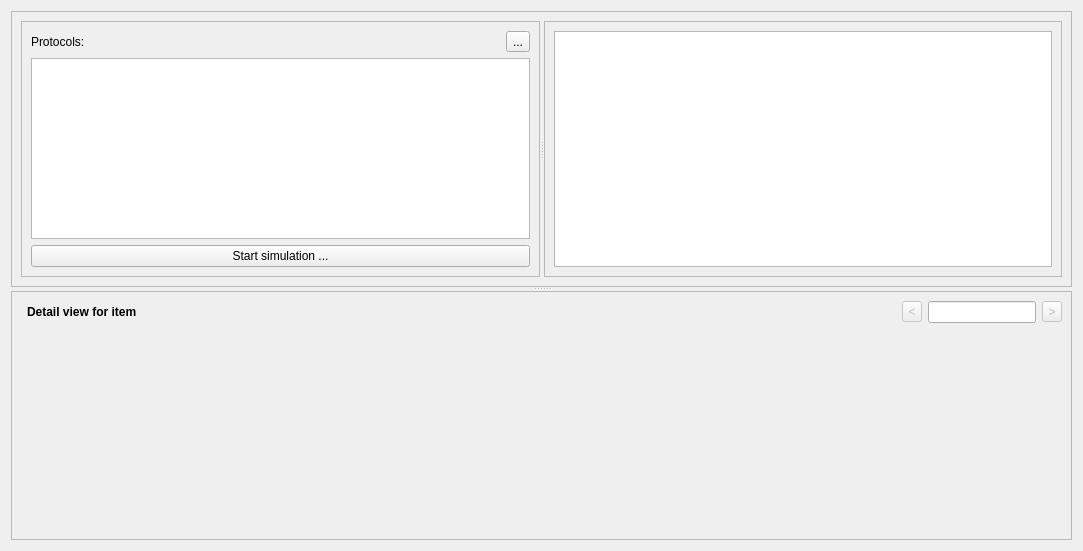
Before: the Qt Designer form ui/simulator.ui in jopohl/urh, drawn with Qt 5.
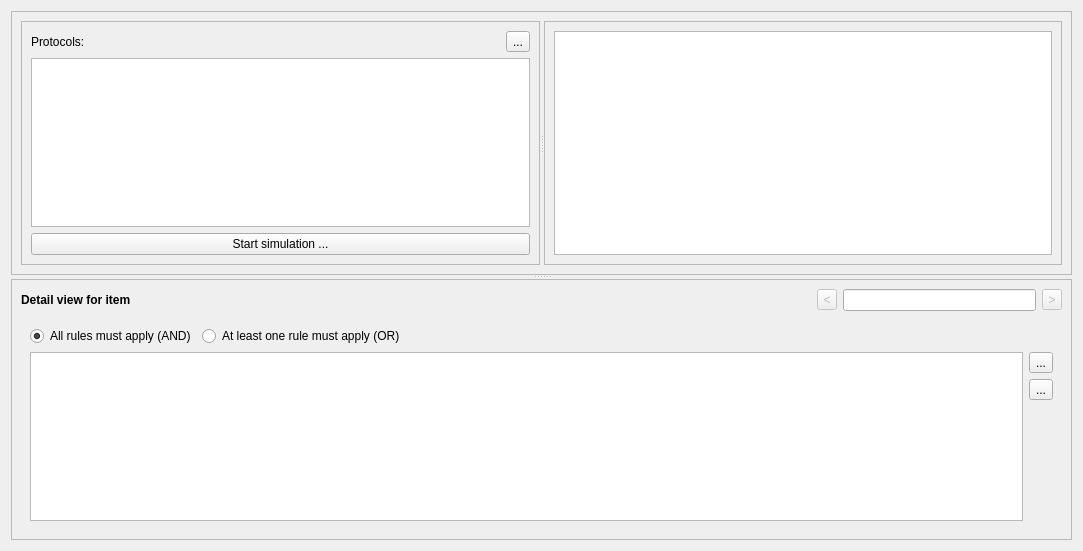
After: the same form once the commit is applied. The open tabs and pages were chosen to show the change. Icons and pictures are not drawn. Custom widgets are drawn as their Qt base class.

Commit message: add rule backend

The edit to the form file:
```diff
--- a/ui/simulator.ui
+++ b/ui/simulator.ui
@@ -100,16 +100,6 @@
       </property>
       <layout class="QGridLayout" name="gridLayout">
        <item row="0" column="4">
-        <widget class="QLineEdit" name="navLineEdit">
-         <property name="sizePolicy">
-          <sizepolicy hsizetype="Minimum" vsizetype="Fixed">
-           <horstretch>0</horstretch>
-           <verstretch>0</verstretch>
-          </sizepolicy>
-         </property>
-        </widget>
-       </item>
-       <item row="0" column="3">
         <widget class="QToolButton" name="btnPrevNav">
          <property name="enabled">
           <bool>false</bool>
@@ -135,7 +125,7 @@
          </property>
         </widget>
        </item>
-       <item row="0" column="5">
+       <item row="0" column="6">
         <widget class="QToolButton" name="btnNextNav">
          <property name="enabled">
           <bool>false</bool>
@@ -161,7 +151,17 @@
          </property>
         </widget>
        </item>
-       <item row="3" column="0" colspan="6">
+       <item row="0" column="5">
+        <widget class="QLineEdit" name="navLineEdit">
+         <property name="sizePolicy">
+          <sizepolicy hsizetype="Minimum" vsizetype="Fixed">
+           <horstretch>0</horstretch>
+           <verstretch>0</verstretch>
+          </sizepolicy>
+         </property>
+        </widget>
+       </item>
+       <item row="3" column="0" colspan="7">
         <widget class="QStackedWidget" name="detail_view_widget">
          <property name="currentIndex">
           <number>0</number>
@@ -242,22 +242,78 @@
            </item>
           </layout>
          </widget>
+         <widget class="QWidget" name="page_rule">
+          <layout class="QGridLayout" name="verticalLayout_2">
+           <item row="0" column="0">
+            <widget class="QRadioButton" name="rbAllApply">
+             <property name="text">
+              <string>All rules must apply (AND)</string>
+             </property>
+             <property name="checked">
+              <bool>true</bool>
+             </property>
+            </widget>
+           </item>
+           <item row="0" column="1">
+            <widget class="QRadioButton" name="rbOneApply">
+             <property name="text">
+              <string>At least one rule must apply (OR)</string>
+             </property>
+            </widget>
+           </item>
+           <item row="0" column="2">
+            <spacer name="horizontalSpacer_3">
+             <property name="orientation">
+              <enum>Qt::Horizontal</enum>
+             </property>
+             <property name="sizeHint" stdset="0">
+              <size>
+               <width>40</width>
+               <height>20</height>
+              </size>
+             </property>
+            </spacer>
+           </item>
+           <item row="5" column="0" rowspan="4" colspan="3">
+            <widget class="QTableView" name="tblViewSimulatorRuleset">
+             <attribute name="horizontalHeaderStretchLastSection">
+              <bool>true</bool>
+             </attribute>
+            </widget>
+           </item>
+           <item row="5" column="3">
+            <widget class="QToolButton" name="btnAddRule">
+             <property name="toolTip">
+              <string>Add ruleset</string>
+             </property>
+             <property name="text">
+              <string>...</string>
+             </property>
+             <property name="icon">
+              <iconset theme="list-add">
+               <normaloff>.</normaloff>.</iconset>
+             </property>
+            </widget>
+           </item>
+           <item row="6" column="3">
+            <widget class="QToolButton" name="btnRemoveRule">
+             <property name="toolTip">
+              <string>Remove ruleset</string>
+             </property>
+             <property name="text">
+              <string>...</string>
+             </property>
+             <property name="icon">
+              <iconset theme="list-remove">
+               <normaloff>.</normaloff>.</iconset>
+             </property>
+            </widget>
+           </item>
+          </layout>
+         </widget>
         </widget>
        </item>
-       <item row="0" column="2">
-        <spacer name="horizontalSpacer_2">
-         <property name="orientation">
-          <enum>Qt::Horizontal</enum>
-         </property>
-         <property name="sizeHint" stdset="0">
-          <size>
-           <width>40</width>
-           <height>20</height>
-          </size>
-         </property>
-        </spacer>
-       </item>
-       <item row="0" column="1">
+       <item row="0" column="0">
         <widget class="QLabel" name="lblMsgFieldsValues">
          <property name="sizePolicy">
           <sizepolicy hsizetype="Preferred" vsizetype="Fixed">
@@ -276,6 +332,19 @@
          </property>
         </widget>
        </item>
+       <item row="0" column="1" colspan="3">
+        <spacer name="horizontalSpacer_2">
+         <property name="orientation">
+          <enum>Qt::Horizontal</enum>
+         </property>
+         <property name="sizeHint" stdset="0">
+          <size>
+           <width>40</width>
+           <height>20</height>
+          </size>
+         </property>
+        </spacer>
+       </item>
       </layout>
      </widget>
     </widget>
```
Left out of the diff: 4 changed lines with no effect on the pictures. The commit also changes 6 other files.
